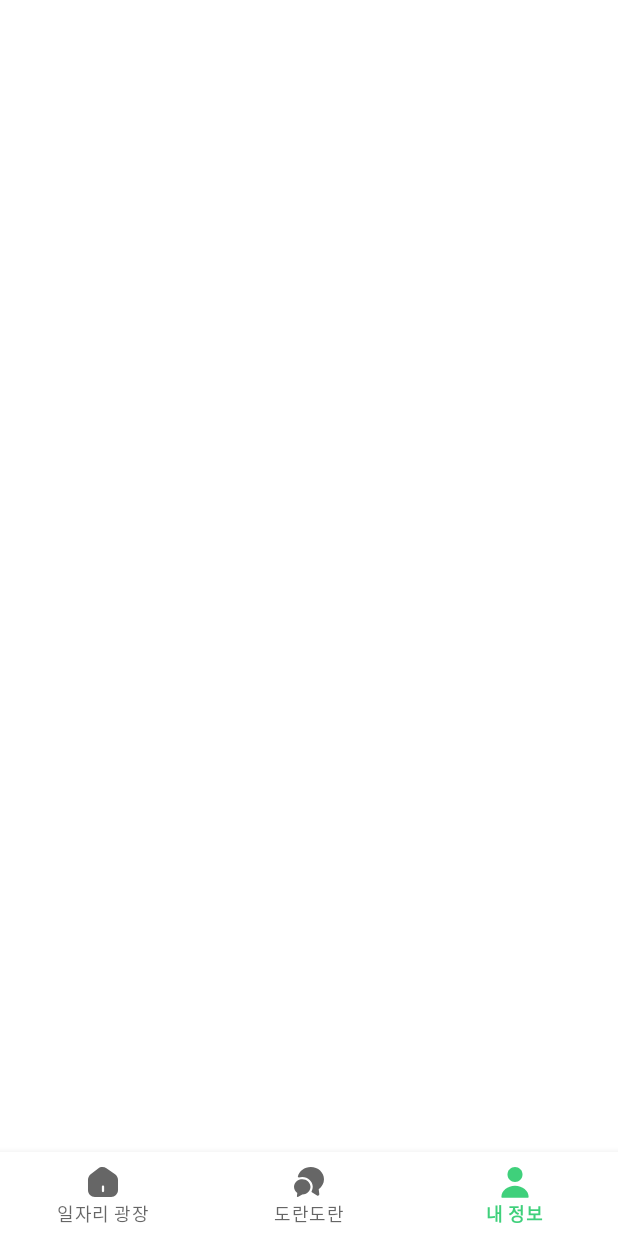
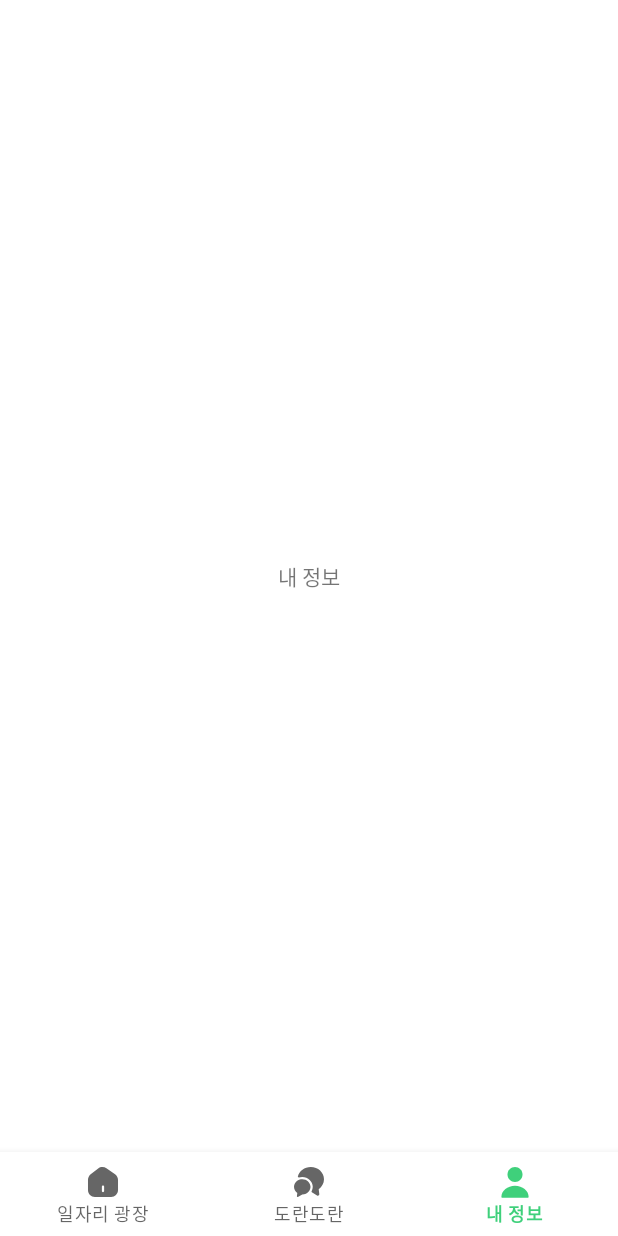
Before and after one commit to GRAB-THAT-HOE/grab-that-hoe-android-v2, an Android app: the screen it shows after launch (MainActivity), item 3 of the bottom bar chosen, on a phone screen of 412 x 824 dp. Run offline under Robolectric (Android 15) with nearby library versions, the phone set to English and light mode, and no system bars; our stand-ins replace data binding, navigation-ui.

```diff
--- a/buildSrc/src/main/java/Versions.kt
+++ b/buildSrc/src/main/java/Versions.kt
@@ -6,7 +6,7 @@ object Versions {
 
     const val CORE_KTX = "1.9.0"
     const val APP_COMPAT = "1.5.1"
-    const val VIEWMODEL = "1.5.1"
+    const val VIEWMODEL = "2.5.1"
     const val ROOM = "2.4.3"
 
     const val HILT = "2.38.1"
--- a/domain/build.gradle.kts
+++ b/domain/build.gradle.kts
@@ -27,8 +27,6 @@ android {
 }
 
 dependencies {
-    implementation(AndroidX.CORE_KTX)
-    implementation(AndroidX.APP_COMPAT)
 
     testImplementation(UnitTest.JUNIT)
     androidTestImplementation(AndroidTest.ANDROID_JUNIT)
--- a/presentation/build.gradle.kts
+++ b/presentation/build.gradle.kts
@@ -44,6 +44,7 @@ android {
 dependencies {
     implementation(AndroidX.CORE_KTX)
     implementation(AndroidX.APP_COMPAT)
+
     implementation(AndroidX.VIEWMODEL)
     implementation(AndroidX.VIEWMODEL_KTX)
 
@@ -95,11 +96,6 @@ dependencies {
     // map
     implementation(NaverMap.NAVER_MAP)
 
-    // exo player
-    implementation(Google.EXO_PLAYER_CORE)
-    implementation(Google.EXO_PLAYER_UI)
-    implementation(Google.EXO_PLAYER_DASH)
-
     // indicator
     implementation(Libraries.INDICATOR)
 
--- a/presentation/src/main/java/kr/co/moreversal/grabthathoe/features/main/activity/MainActivity.kt
+++ b/presentation/src/main/java/kr/co/moreversal/grabthathoe/features/main/activity/MainActivity.kt
@@ -26,7 +26,7 @@ class MainActivity : BaseActivity<ActivityMainBinding, MainViewModel>(R.layout.a
     }
 
     fun setNavVisible(demand: Boolean) {
-        binding.bnvMain.visibility = if (demand) View.GONE else View.VISIBLE
+        binding.bnvMain.visibility = if (demand) View.VISIBLE else View.GONE
     }
 
 }
--- a/presentation/src/main/res/layout/activity_main.xml
+++ b/presentation/src/main/res/layout/activity_main.xml
@@ -4,6 +4,7 @@
     xmlns:tools="http://schemas.android.com/tools">
 
     <data>
+
         <variable
             name="vm"
             type="kr.co.moreversal.grabthathoe.features.main.viewmodel.MainViewModel" />
@@ -16,22 +17,25 @@
 
         <androidx.fragment.app.FragmentContainerView
             android:id="@+id/fcv_main"
+            android:name="androidx.navigation.fragment.NavHostFragment"
             android:layout_width="0dp"
             android:layout_height="0dp"
+            app:defaultNavHost="true"
+            app:layout_constraintBottom_toTopOf="@id/bnv_main"
+            app:layout_constraintEnd_toEndOf="parent"
+            app:layout_constraintStart_toStartOf="parent"
             app:layout_constraintTop_toTopOf="parent"
-            app:layout_constraintBottom_toTopOf="@id/bnv_main"
-            app:layout_constraintStart_toStartOf="parent"
-            app:layout_constraintEnd_toEndOf="parent" />
+            app:navGraph="@navigation/nav_graph" />
 
         <com.google.android.material.bottomnavigation.BottomNavigationView
             android:id="@+id/bnv_main"
             android:layout_width="match_parent"
             android:layout_height="?attr/actionBarSize"
-            app:menu="@menu/menu_bnv"
             android:background="@color/white"
             app:layout_constraintBottom_toBottomOf="parent"
+            app:layout_constraintEnd_toEndOf="parent"
             app:layout_constraintStart_toStartOf="parent"
-            app:layout_constraintEnd_toEndOf="parent" />
+            app:menu="@menu/menu_bnv" />
 
     </androidx.constraintlayout.widget.ConstraintLayout>
 </layout>
```
